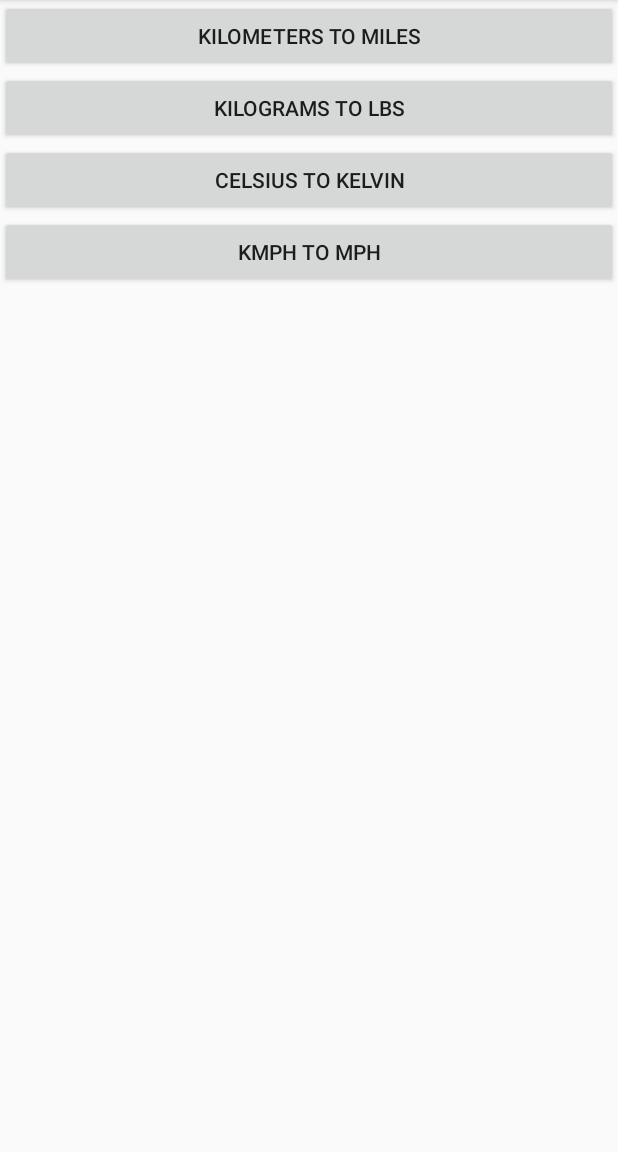
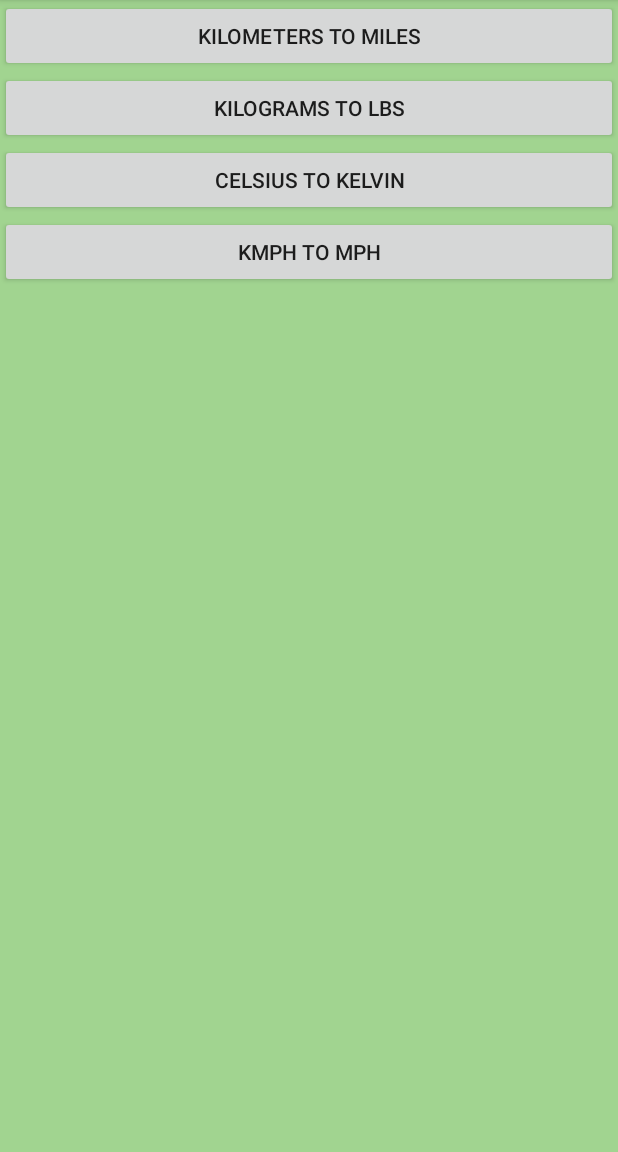
Before and after one commit to LukaRoguljic/RMA_Druga_zadaca, an Android app: the screen it shows after launch (MainActivity), on a phone screen of 412 x 824 dp, the part 84-1236 px from its top. Run offline under Robolectric (Android 15) with nearby library versions, the phone set to English and light mode, and no system bars.

Commit message:
Step 1: Main Activity and strings
Text from XML extracted to strings, backgroud color changed, Butterknife implemented in Gradle.

```diff
--- a/app/build.gradle
+++ b/app/build.gradle
@@ -25,4 +25,7 @@ dependencies {
     testImplementation 'junit:junit:4.12'
     androidTestImplementation 'com.android.support.test:runner:1.0.1'
     androidTestImplementation 'com.android.support.test.espresso:espresso-core:3.0.1'
+
+    compile 'com.jakewharton:butterknife:8.8.1'
+    annotationProcessor 'com.jakewharton:butterknife-compiler:8.8.1'
 }
--- a/app/src/main/res/layout/activity_main.xml
+++ b/app/src/main/res/layout/activity_main.xml
@@ -3,13 +3,14 @@
 <RelativeLayout
     android:layout_width="match_parent"
     android:layout_height="match_parent"
-    xmlns:android="http://schemas.android.com/apk/res/android">
+    xmlns:android="http://schemas.android.com/apk/res/android"
+    android:background="@color/customColor">
 
     <Button
         android:id="@+id/kmMilesBtn"
         android:layout_width="match_parent"
         android:layout_height="wrap_content"
-        android:text="Kilometers to miles"
+        android:text="@string/kmMilesText"
         android:layout_centerHorizontal="true"/>
 
     <Button
@@ -18,20 +19,20 @@
         android:layout_height="wrap_content"
         android:layout_below="@id/kmMilesBtn"
         android:layout_centerHorizontal="true"
-        android:text="KILOGRAMS to LBS"/>
+        android:text="@string/kgLbsText"/>
 
     <Button
         android:id="@+id/celKelvinBtn"
         android:layout_width="match_parent"
         android:layout_height="wrap_content"
         android:layout_below="@id/kgLbsBtn"
-        android:text="Celsius to Kelvin"/>
+        android:text="@string/celKelvinText"/>
 
     <Button
         android:id="@+id/kmMphBtn"
         android:layout_width="match_parent"
         android:layout_height="wrap_content"
         android:layout_below="@id/celKelvinBtn"
-        android:text="Kmph to mph"/>
+        android:text="@string/kmhMphtext"/>
 
 </RelativeLayout>
--- a/app/src/main/res/values/colors.xml
+++ b/app/src/main/res/values/colors.xml
@@ -3,4 +3,5 @@
     <color name="colorPrimary">#3F51B5</color>
     <color name="colorPrimaryDark">#303F9F</color>
     <color name="colorAccent">#FF4081</color>
+	<color name="customColor">#A1D490</color>
 </resources>
--- a/app/src/main/res/values/strings.xml
+++ b/app/src/main/res/values/strings.xml
@@ -1,3 +1,7 @@
 <resources>
     <string name="app_name">ConvertMe</string>
+    <string name="kmMilesText">Kilometers to miles</string>
+    <string name="kgLbsText">KILOGRAMS to LBS</string>
+    <string name="celKelvinText">Celsius to Kelvin</string>
+    <string name="kmhMphtext">Kmph to mph</string>
 </resources>
```
